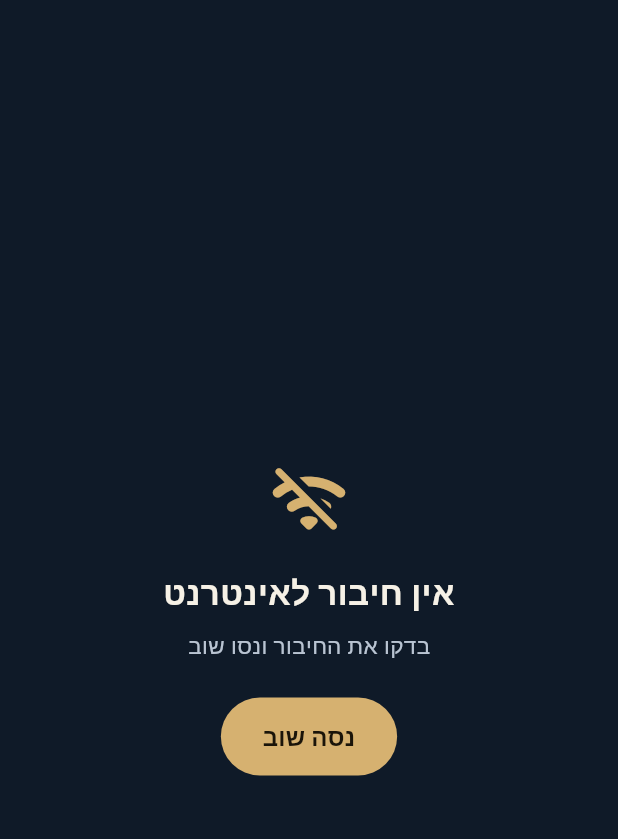
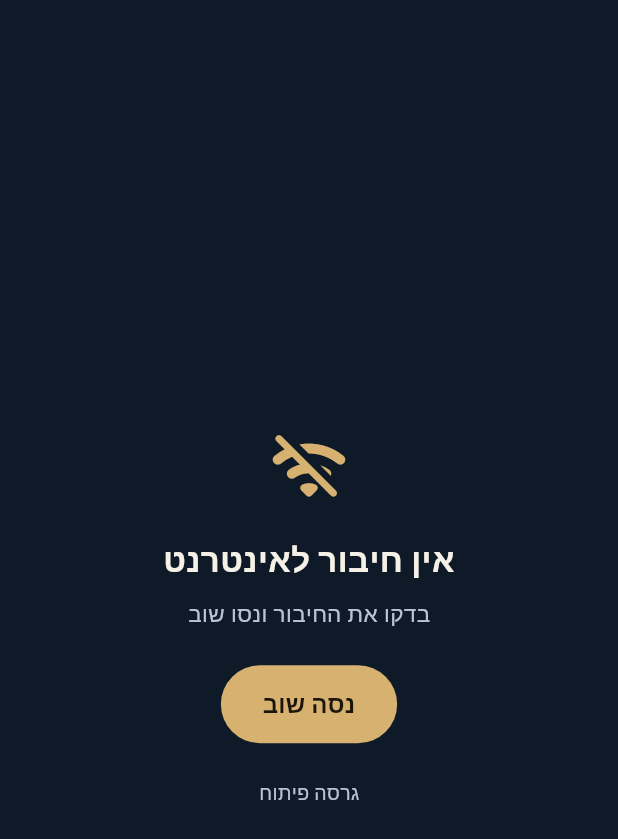
Before and after one commit to itzhadan/rabbi-danon-unified, a Flutter app: the _ErrorView widget shown alone on an empty page, opened directly with empty values, on a phone screen of 412 x 824 dp. Shown: the top 839 px of the screen. Run offline on Flutter 3.47's test engine with Material 3 defaults, Android fonts, the phone set to English and light mode, and no system bars; our stand-ins replace file_picker, webview_flutter; missing offline and left inert: webview_flutter_android, webview_flutter_wkwebview.

Commit message:
Put version number in build file names and show it in the app
Co-Authored-By: Claude Opus 5.5 <noreply@anthropic.com>
Claude-Session: https://claude.ai/code/session_01MCSXDERu3oDWPX3dPNGqfs

```diff
--- a/app/lib/main.dart
+++ b/app/lib/main.dart
@@ -235,6 +235,9 @@ class _SitePageState extends State<SitePage> {
   }
 }
 
+// מספר הגרסה מגיע מהבנייה ב-GitHub Actions (--dart-define=APP_VERSION=1.0.N)
+const String kAppVersion = String.fromEnvironment('APP_VERSION', defaultValue: 'פיתוח');
+
 class _Splash extends StatelessWidget {
   const _Splash();
 
@@ -258,6 +261,9 @@ class _Splash extends StatelessWidget {
               height: 28,
               child: CircularProgressIndicator(strokeWidth: 3, color: kGold),
             ),
+            SizedBox(height: 28),
+            Text('גרסה $kAppVersion',
+                style: TextStyle(color: Color(0xFFB9C4D2), fontSize: 13)),
           ],
         ),
       ),
@@ -301,6 +307,9 @@ class _ErrorView extends StatelessWidget {
                     style:
                         TextStyle(fontSize: 16, fontWeight: FontWeight.w700)),
               ),
+              const SizedBox(height: 24),
+              const Text('גרסה $kAppVersion',
+                  style: TextStyle(color: Color(0xFFB9C4D2), fontSize: 13)),
             ],
           ),
         ),
```
Also changed, not shown: 1 other file.
